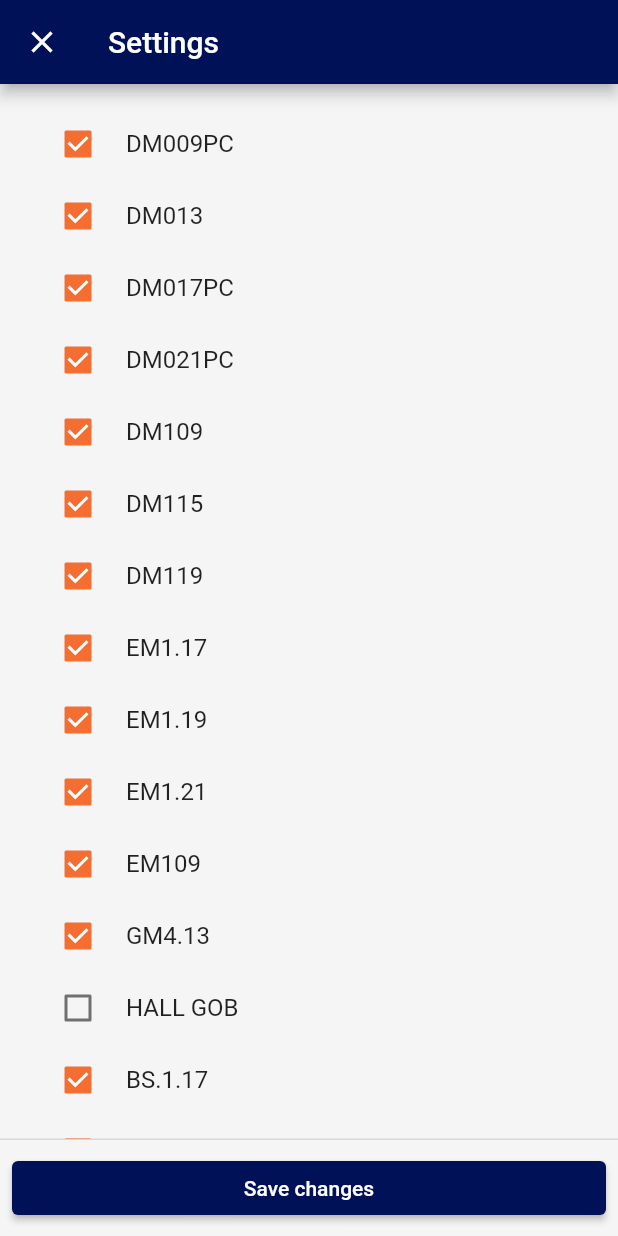
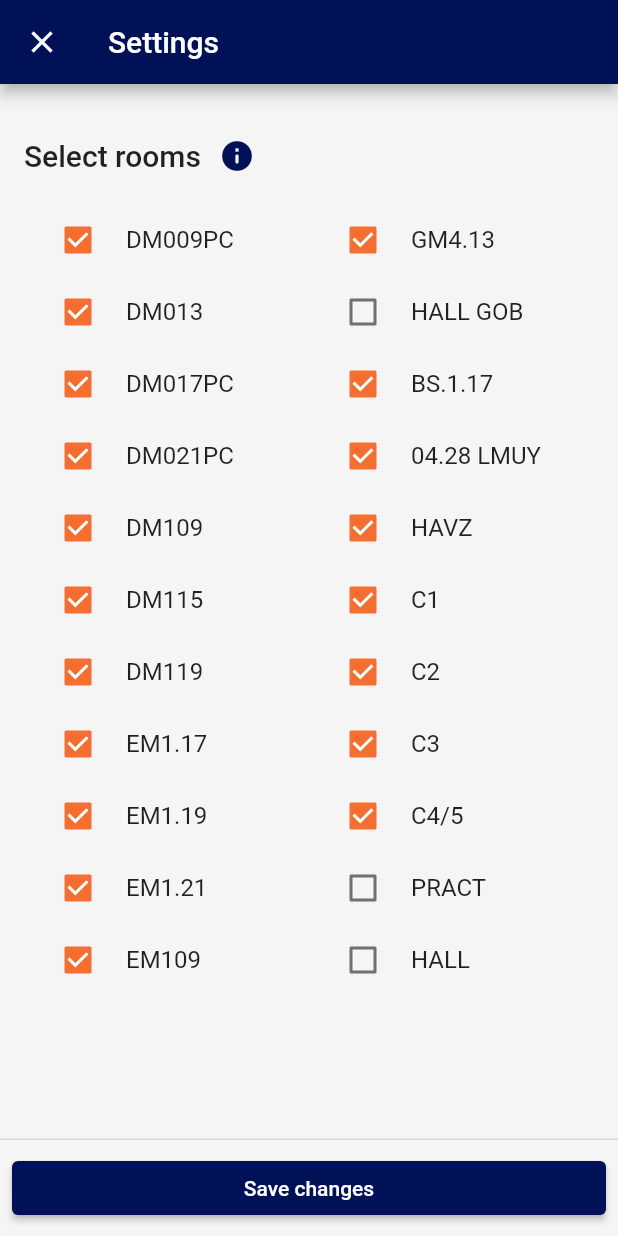
Before and after one commit to flora-gr/gorlaeus_bookings, a Flutter app: the SettingsPage screen opened by its route, on a phone screen of 412 x 824 dp. Run offline on Flutter 3.47's test engine with Material 2 defaults, Android fonts, the phone set to English and light mode, and no system bars; our stand-ins replace equatable, flutter_bloc, shared_preferences, syncfusion_flutter_datagrid; accounts and stored records are empty.

Commit message:
Make two columns and add info-i

```diff
--- a/lib/modules/settings/settings_page.dart
+++ b/lib/modules/settings/settings_page.dart
@@ -38,32 +38,7 @@ class _SettingsPageState extends State<SettingsPage> {
           title: const Text(Strings.settingsPageTitle),
         ),
         body: state is SettingsReadyState
-            ? SingleChildScrollView(
-                child: Padding(
-                  padding: Styles.defaultPagePadding,
-                  child: Column(
-                    children: <Widget>[
-                      ...state.rooms.map(
-                        (String room) => CheckboxListTile(
-                          title: Text(room.toRoomName()),
-                          controlAffinity: ListTileControlAffinity.leading,
-                          visualDensity: VisualDensity.compact,
-                          activeColor: Styles.secondaryColorSwatch,
-                          value: state.selectedRooms.contains(room),
-                          onChanged: (bool? value) {
-                            _bloc.add(
-                              SettingsRoomSelectionChangedEvent(
-                                room: room,
-                                isSelected: value!,
-                              ),
-                            );
-                          },
-                        ),
-                      ),
-                    ],
-                  ),
-                ),
-              )
+            ? _buildReadyBody(state)
             : const Center(
                 child: LoadingWidget(),
               ),
@@ -85,4 +60,93 @@ class _SettingsPageState extends State<SettingsPage> {
       ),
     );
   }
+
+  Widget _buildReadyBody(SettingsReadyState state) {
+    return SingleChildScrollView(
+      child: Padding(
+        padding: Styles.defaultPagePadding,
+        child: Column(
+          crossAxisAlignment: CrossAxisAlignment.start,
+          children: <Widget>[
+            ..._buildRoomSelection(state),
+          ],
+        ),
+      ),
+    );
+  }
+
+  Iterable<Widget> _buildRoomSelection(SettingsReadyState state) {
+    final int halfRoomCount = (state.rooms.length / 2).floor();
+    final Iterable<String> firstHalfOfRooms = state.rooms.take(halfRoomCount);
+    final Iterable<String> secondHalfOfRooms =
+        state.rooms.toList().getRange(halfRoomCount, state.rooms.length);
+    return <Widget>[
+      Padding(
+        padding: const EdgeInsets.symmetric(vertical: 8),
+        child: Row(
+          children: <Widget>[
+            Text(
+              Strings.selectRooms,
+              style: Theme.of(context).textTheme.headline6,
+            ),
+            IconButton(
+              onPressed: () => showDialog(
+                builder: (_) => AlertDialog(
+                  title: const Text(
+                    Strings.selectRooms,
+                  ),
+                  content: const Text(Strings.selectRoomsInfoI),
+                  actions: <Widget>[
+                    TextButton(
+                      onPressed: () => Navigator.of(context).pop(),
+                      child: const Text(Strings.ok),
+                    ),
+                  ],
+                ),
+                context: context,
+              ),
+              icon: const Icon(
+                Icons.info_rounded,
+                color: Styles.primaryColorSwatch,
+              ),
+            )
+          ],
+        ),
+      ),
+      Row(
+        children: <Widget>[
+          _buildCheckBoxColumn(firstHalfOfRooms, state.selectedRooms),
+          _buildCheckBoxColumn(secondHalfOfRooms, state.selectedRooms),
+        ],
+      ),
+    ];
+  }
+
+  Widget _buildCheckBoxColumn(
+      Iterable<String> rooms, Iterable<String> selectedRooms) {
+    return Expanded(
+      child: Column(
+        mainAxisSize: MainAxisSize.min,
+        mainAxisAlignment: MainAxisAlignment.start,
+        crossAxisAlignment: CrossAxisAlignment.start,
+        children: rooms
+            .map(
+              (String room) => CheckboxListTile(
+                title: Text(room.toRoomName()),
+                controlAffinity: ListTileControlAffinity.leading,
+                visualDensity: VisualDensity.compact,
+                activeColor: Styles.secondaryColorSwatch,
+                value: selectedRooms.contains(room),
+                onChanged: (bool? value) => _bloc.add(
+                  SettingsRoomSelectionChangedEvent(
+                    room: room,
+                    isSelected: value!,
+                  ),
+                ),
+              ),
+            )
+            .toList(),
+      ),
+    );
+  }
 }
--- a/lib/resources/strings.dart
+++ b/lib/resources/strings.dart
@@ -61,11 +61,11 @@ class Strings {
 
   // Settings page
   static const String settingsPageTitle = 'Settings';
+  static const String selectRooms = 'Select rooms';
+  static const String selectRoomsInfoI =
+      'Selected will be shown in the \'Booking overview\' '
+      'and will be suggested in \'Find an available room now\'.';
   static const String save = 'Save changes';
-  static const String hideRoomsInfoI =
-      'Hidden rooms will not be shown in the \'Booking overview\' '
-      'and will not be suggested in \'Find an available room now\'. '
-      'You can not hide your favorite room.';
 
   // Shared
   static const String ok = 'OK';
--- a/lib/utils/string_extensions.dart
+++ b/lib/utils/string_extensions.dart
@@ -44,6 +44,7 @@ extension StringExtension on String {
     if (_cRooms.contains(this)) {
       return replaceAll('0', 'C');
     }
+    // TODO: add hall name room extension
     return this;
   }
 }
```
